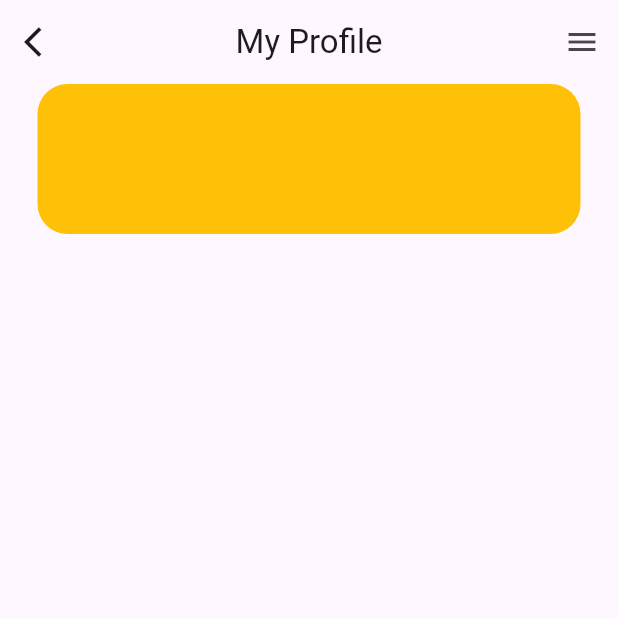
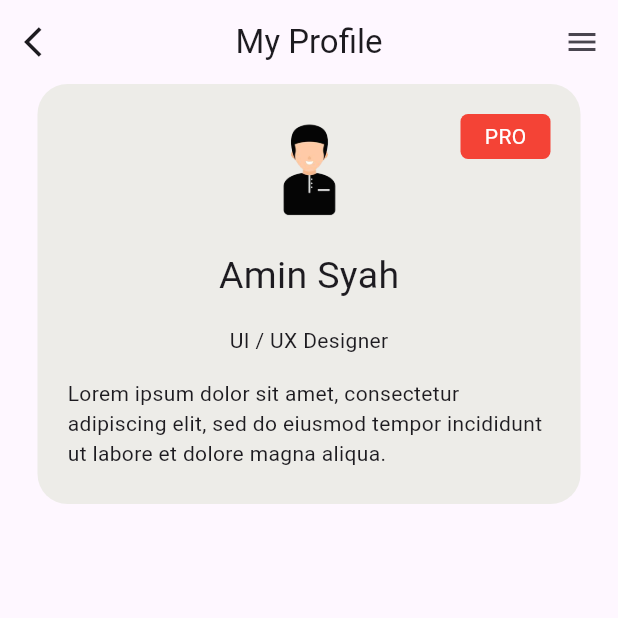
Before and after one commit to Minsya/hsi_flutter_level2, a Flutter app: the ProfileScreen screen opened directly, on a phone screen of 412 x 824 dp, the top half of it. Run offline on Flutter 3.47's test engine with Material 3 defaults, Android fonts, the phone set to English and light mode, and no system bars.

Commit message:
profile update menit 54:47

```diff
--- a/lib/main.dart
+++ b/lib/main.dart
@@ -13,7 +13,8 @@ class MyApp extends StatelessWidget {
   Widget build(BuildContext context) {
     return MaterialApp(
       debugShowCheckedModeBanner: false,
-      home: PageLogin(),
+      // home: LoginScreen(),
+      home: ProfileScreen(),
     );
   }
 }
--- a/lib/views/login.dart
+++ b/lib/views/login.dart
@@ -1,8 +1,8 @@
 import 'package:flutter/material.dart';
 import './profile_view.dart';
 
-class PageLogin extends StatelessWidget {
-  const PageLogin({super.key});
+class LoginScreen extends StatelessWidget {
+  const LoginScreen({super.key});
 
   @override
   Widget build(BuildContext context) {
--- a/lib/views/profile_view.dart
+++ b/lib/views/profile_view.dart
@@ -1,4 +1,5 @@
 import 'package:flutter/material.dart';
+import './login.dart';
 
 class ProfileScreen extends StatelessWidget {
   const ProfileScreen({Key? key}) : super(key: key);
@@ -8,7 +9,15 @@ class ProfileScreen extends StatelessWidget {
     return Scaffold(
       appBar: AppBar(
         leading: IconButton(
-          onPressed: () {},
+          onPressed: () {
+            Navigator.of(context).push(
+              MaterialPageRoute(
+                builder: (context) {
+                  return LoginScreen();
+                },
+              ),
+            );
+          },
           icon: Icon(Icons.arrow_back_ios),
         ),
         title: Text("My Profile"),
@@ -23,13 +32,54 @@ class ProfileScreen extends StatelessWidget {
       body: ListView(
         children: [
           Container(
-            margin: EdgeInsets.symmetric(
-              horizontal: 25,
+            margin: EdgeInsets.symmetric(horizontal: 25),
+            padding: EdgeInsets.all(20),
+            height: 280,
+            decoration: BoxDecoration(
+              color: Color.fromARGB(255, 237, 236, 232),
+              borderRadius: BorderRadius.circular(20),
             ),
-            height: 100,
-            decoration: BoxDecoration(
-              color: Colors.amber,
-              borderRadius: BorderRadius.circular(20),
+            child: Stack(
+              children: [
+                Center(
+                  child: Column(
+                    children: [
+                      Container(
+                        width: 75,
+                        height: 75,
+                        child: Image.asset(
+                          "assets/images/profil-peci.png",
+                          fit: BoxFit.cover,
+                        ),
+                      ),
+                      SizedBox(height: 15),
+                      Text("Amin Syah", style: TextStyle(fontSize: 25)),
+                      SizedBox(height: 15),
+                      Text("UI / UX Designer"),
+                      SizedBox(height: 15),
+                      Text(
+                        "Lorem ipsum dolor sit amet, consectetur adipiscing elit, sed do eiusmod tempor incididunt ut labore et dolore magna aliqua.",
+                      ),
+                    ],
+                  ),
+                ),
+                Align(
+                  alignment: Alignment.topRight,
+                  child: Container(
+                    width: 60,
+                    height: 30,
+                    decoration: BoxDecoration(
+                        color: Colors.red,
+                        borderRadius: BorderRadius.circular(5)),
+                    child: Center(
+                      child: Text(
+                        "PRO",
+                        style: TextStyle(color: Colors.white),
+                      ),
+                    ),
+                  ),
+                ),
+              ],
             ),
           ),
         ],
```
